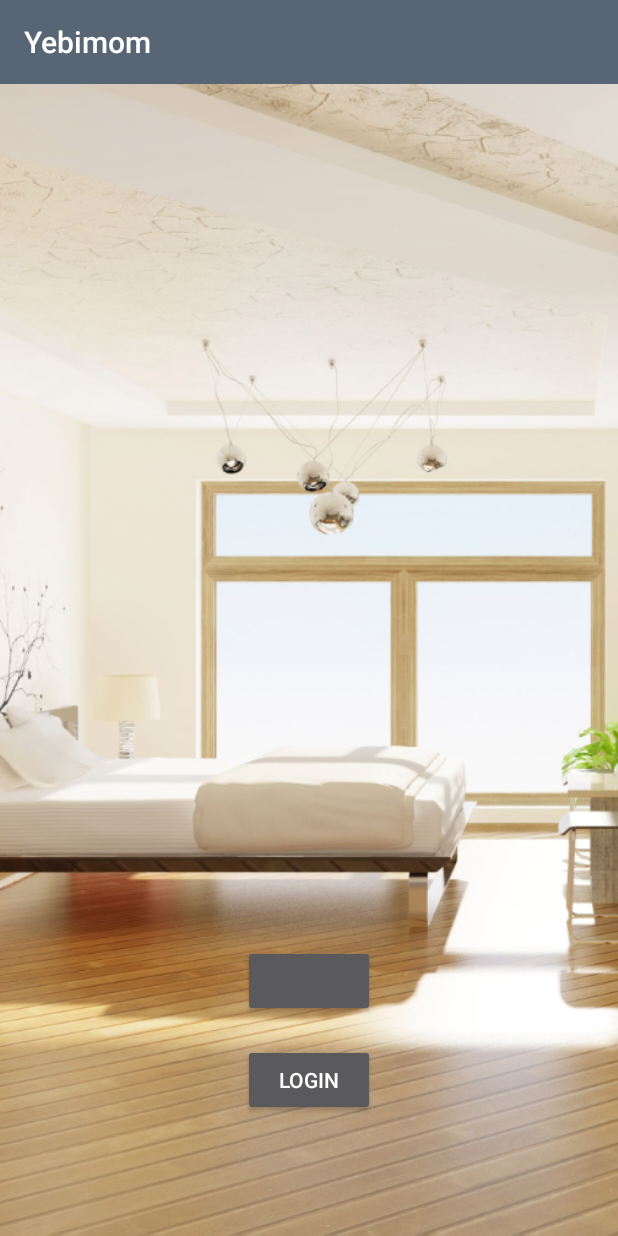
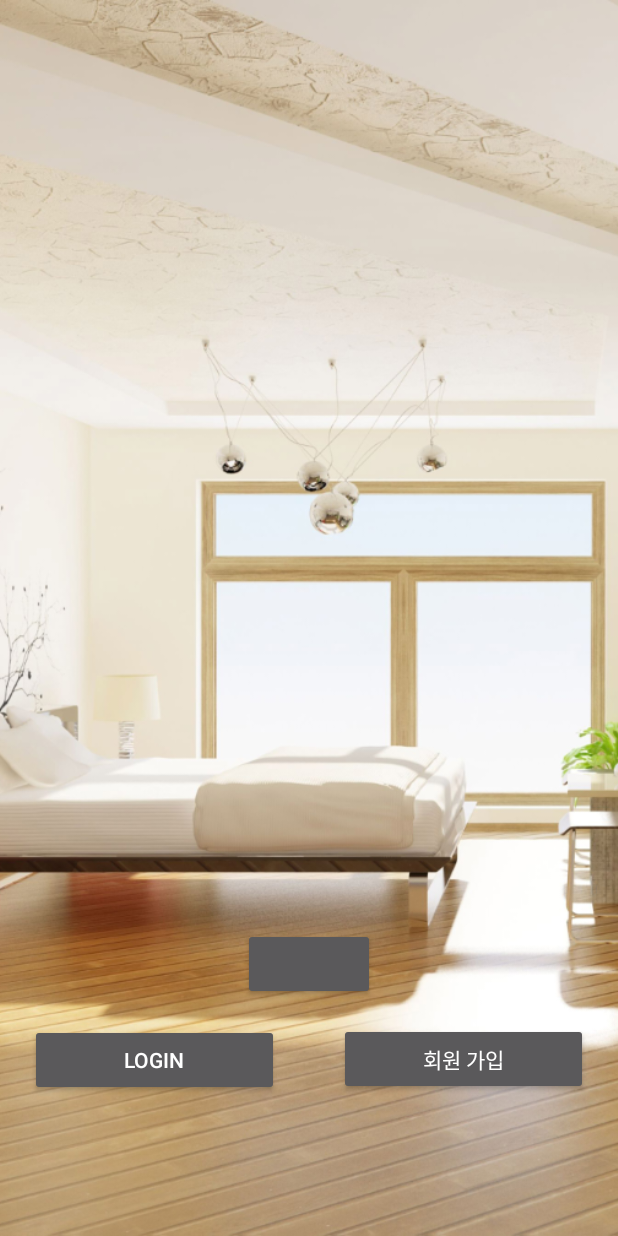
Before and after one commit to yebimom/yebimom-android, an Android app: the screen it shows after launch (LoginActivity), after a tap on "Login", on a phone screen of 412 x 824 dp. Run offline under Robolectric (Android 15) with nearby library versions, the phone set to English and light mode, and no system bars; our stand-ins replace ButterKnife, Volley; libraries missing offline, so code that uses them is left out: com.facebook, com.facebook.widget; plain views replace LoginButton; network calls fail; 3 statements that could not run were skipped; 1 other tap on this screen came first.

```diff
--- a/app/src/main/java/com/yebimom/android/yebimom/ui/Login/LoginActivity.java
+++ b/app/src/main/java/com/yebimom/android/yebimom/ui/Login/LoginActivity.java
@@ -65,7 +65,7 @@ public class LoginActivity extends ActionBarActivity {
     @Override
     protected void onResume() {
         super.onResume();
-
+        getSupportActionBar().hide();
     }
 
     @Override
--- a/app/src/main/java/com/yebimom/android/yebimom/ui/Login/LoginFragment.java
+++ b/app/src/main/java/com/yebimom/android/yebimom/ui/Login/LoginFragment.java
@@ -1,10 +1,13 @@
 package com.yebimom.android.yebimom.ui.login;
 
 
+import android.app.ProgressDialog;
+import android.nfc.Tag;
 import android.os.Bundle;
 import android.support.v4.app.Fragment;
 import android.support.v7.app.ActionBar;
 import android.support.v7.app.ActionBarActivity;
+import android.util.Log;
 import android.view.LayoutInflater;
 import android.view.View;
 import android.view.ViewGroup;
@@ -22,10 +25,8 @@ public class LoginFragment extends Fragment {
 
     private final static String TAG = LoginFragment.class.getSimpleName();
 
-    @InjectView(R.id.loginId)
-    EditText mLoginId;
-    @InjectView(R.id.loginPassword)
-    EditText mPassword;
+    @InjectView(R.id.loginId) EditText mLoginId;
+    @InjectView(R.id.loginPassword) EditText mPassword;
 
     @Override
     public View onCreateView(LayoutInflater inflater, ViewGroup container,
@@ -35,12 +36,6 @@ public class LoginFragment extends Fragment {
 
         // ButterKnife init
         ButterKnife.inject(this, rootView);
-
-        ActionBar actionbar = ((ActionBarActivity) getActivity()).getSupportActionBar();
-
-        if (actionbar != null) {
-            actionbar.show();
-        }
 
         return rootView;
     }
@@ -52,7 +47,9 @@ public class LoginFragment extends Fragment {
 
         JwtAuthLoginToken jwtAuthLoginToken = JwtAuthLoginToken.getInstance();
         jwtAuthLoginToken.createLoginToken(loginId, loginPassword);
+        Log.d(TAG, "Token : " + jwtAuthLoginToken.getLoginToken());
 
+        getActivity().finish();
     }
 
     @Override
--- a/app/src/main/java/com/yebimom/android/yebimom/utils/HttpConstants.java
+++ b/app/src/main/java/com/yebimom/android/yebimom/utils/HttpConstants.java
@@ -5,7 +5,7 @@ package com.yebimom.android.yebimom.utils;
  */
 public interface HttpConstants {
 
-    String LOGIN_URL = "http://192.168.52.101:8000/api/login/";
-    String CENTER_API_URL = "http://api.androidhive.info/json/movies.json";
+    String LOGIN_URL = "https://yebimom.com/api/login/";
+    String CENTER_API_URL = "https://yebimom.com/api/centers/";
 
 }
--- a/app/src/main/res/layout/activity_detail.xml
+++ b/app/src/main/res/layout/activity_detail.xml
@@ -35,13 +35,14 @@
                     android:id="@+id/detailCenterName"
                     android:layout_below="@+id/detailCenterImage"
                     android:layout_marginTop="15dp"
-                    android:textColor="@color/black_alpha_26"
+                    android:textColor="@color/font_point"
                     android:layout_centerHorizontal="true"/>
 
                 <RatingBar
                     android:layout_width="wrap_content"
                     android:layout_height="wrap_content"
                     android:id="@+id/detailRatingBar"
+                    android:rating="3.5"
                     android:layout_below="@+id/detailCenterName"
                     android:layout_centerHorizontal="true"
                     android:layout_marginTop="20dp"/>
--- a/app/src/main/res/layout/fragment_login_main.xml
+++ b/app/src/main/res/layout/fragment_login_main.xml
@@ -9,17 +9,37 @@
         android:layout_width="wrap_content"
         android:layout_height="wrap_content"
         android:layout_gravity="center_horizontal"
-        android:layout_marginBottom="146dp"
+        android:layout_marginBottom="157dp"
         android:layout_alignParentBottom="true"
         android:layout_centerHorizontal="true"/>
 
-    <Button
-        android:layout_width="wrap_content"
+
+
+    <LinearLayout
+        android:orientation="horizontal"
+        android:layout_width="match_parent"
         android:layout_height="wrap_content"
-        android:text="@string/login"
-        android:id="@+id/mainLoginButton"
+        android:layout_marginTop="43dp"
         android:layout_alignTop="@+id/facebookAuthButton"
-        android:layout_centerHorizontal="true"
-        android:layout_marginTop="66dp"/>
+        android:layout_alignParentLeft="true"
+        android:layout_alignParentStart="true">
+
+        <Button
+            android:layout_width="wrap_content"
+            android:layout_height="wrap_content"
+            android:text="@string/login"
+            android:id="@+id/mainLoginButton"
+            android:layout_margin="20dp"
+            android:layout_weight="1"/>
+
+        <Button
+            android:layout_width="wrap_content"
+            android:layout_height="wrap_content"
+            android:text="회원 가입"
+            android:id="@+id/mainSigninButton"
+            android:layout_margin="20dp"
+            android:layout_weight="1"/>
+
+    </LinearLayout>
 
 </RelativeLayout>
--- a/app/src/main/res/layout/navigation_drawer.xml
+++ b/app/src/main/res/layout/navigation_drawer.xml
@@ -112,7 +112,7 @@
             <TextView
                 android:layout_width="match_parent"
                 android:layout_height="match_parent"
-                android:text="@string/free_board"
+                android:text="@string/menu_event"
                 android:layout_marginLeft="@dimen/keyline_second"
                 style="@style/Widget.MyTheme.NavigationDrawerItem.TextView"/>
         </FrameLayout>
@@ -129,7 +129,7 @@
             <TextView
                 android:layout_width="match_parent"
                 android:layout_height="match_parent"
-                android:text="@string/love_board"
+                android:text="@string/calling_dibs"
                 android:layout_marginLeft="@dimen/keyline_second"
                 style="@style/Widget.MyTheme.NavigationDrawerItem.TextView"/>
         </FrameLayout>
```
Also changed, not shown: app/src/main/java/com/yebimom/android/yebimom/ui/CenterData.java (+9 -0 lines), app/src/main/java/com/yebimom/android/yebimom/ui/Login/LoginMainFragment.java (+2 -10 lines), app/src/main/java/com/yebimom/android/yebimom/ui/centers/CenterListActivity.java (+25 -13 lines), app/src/main/java/com/yebimom/android/yebimom/ui/detail/DetailActivity.java (+27 -4 lines), app/src/main/res/values/strings.xml (+4 -3 lines), 1 other file.
